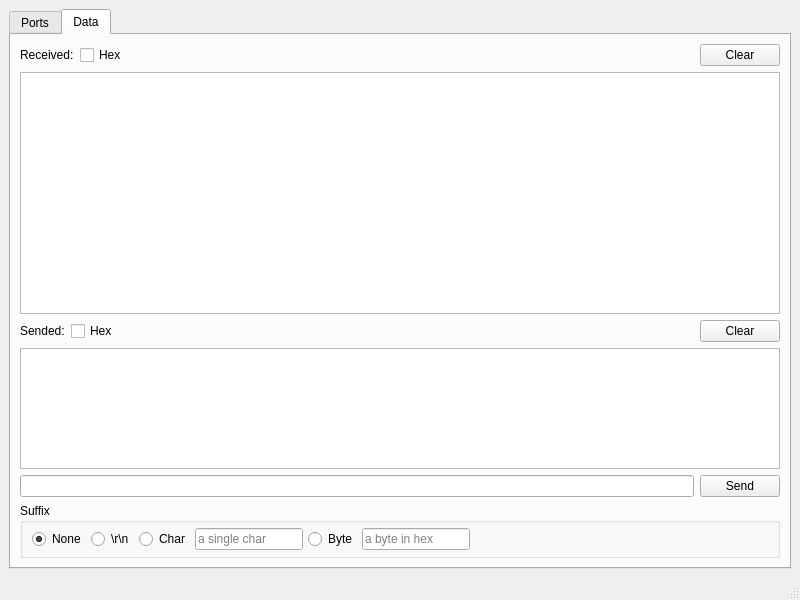
wh201906/SerialTest, file mainwindow.ui: the form before one commit.
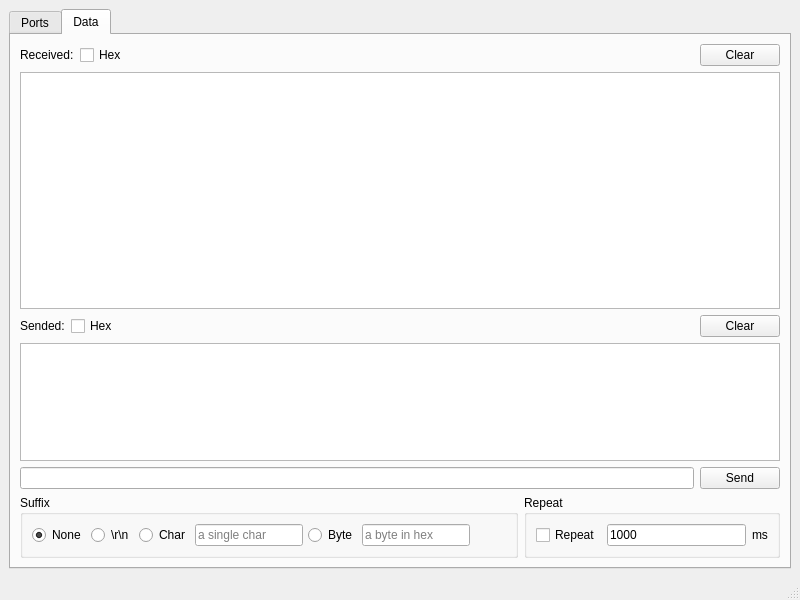
The form after the commit. The open tabs and pages were chosen to show the change.

Commit message: Support repeat

What changed in the file:
```diff
--- a/mainwindow.ui
+++ b/mainwindow.ui
@@ -377,6 +377,8 @@
          </layout>
         </item>
         <item>
+         <layout class="QHBoxLayout" name="horizontalLayout_7">
+          <item>
          <widget class="QGroupBox" name="groupBox_2">
           <property name="title">
            <string>Suffix</string>
@@ -472,6 +474,38 @@
            </item>
           </layout>
          </widget>
+          </item>
+          <item>
+           <widget class="QGroupBox" name="groupBox_3">
+            <property name="title">
+             <string>Repeat</string>
+            </property>
+            <layout class="QHBoxLayout" name="horizontalLayout_8">
+             <item>
+              <widget class="QCheckBox" name="repeatBox">
+               <property name="text">
+                <string>Repeat</string>
+               </property>
+              </widget>
+             </item>
+             <item>
+              <widget class="QLineEdit" name="repeatDelayEdit">
+               <property name="text">
+                <string>1000</string>
+               </property>
+              </widget>
+             </item>
+             <item>
+              <widget class="QLabel" name="label_5">
+               <property name="text">
+                <string>ms</string>
+               </property>
+              </widget>
+             </item>
+            </layout>
+           </widget>
+          </item>
+         </layout>
         </item>
        </layout>
       </widget>
```
Left out of the diff: 4 changed lines with no effect on the pictures. Lines whose indentation alone changed are shown as unchanged. The commit also changes 2 other files.
